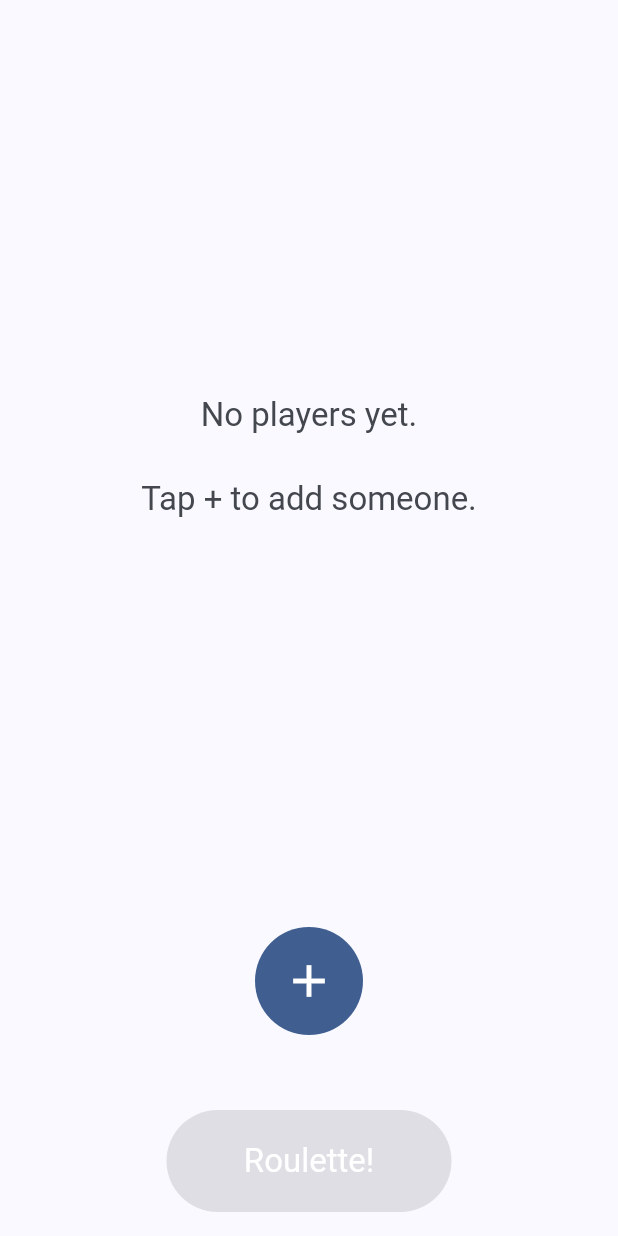
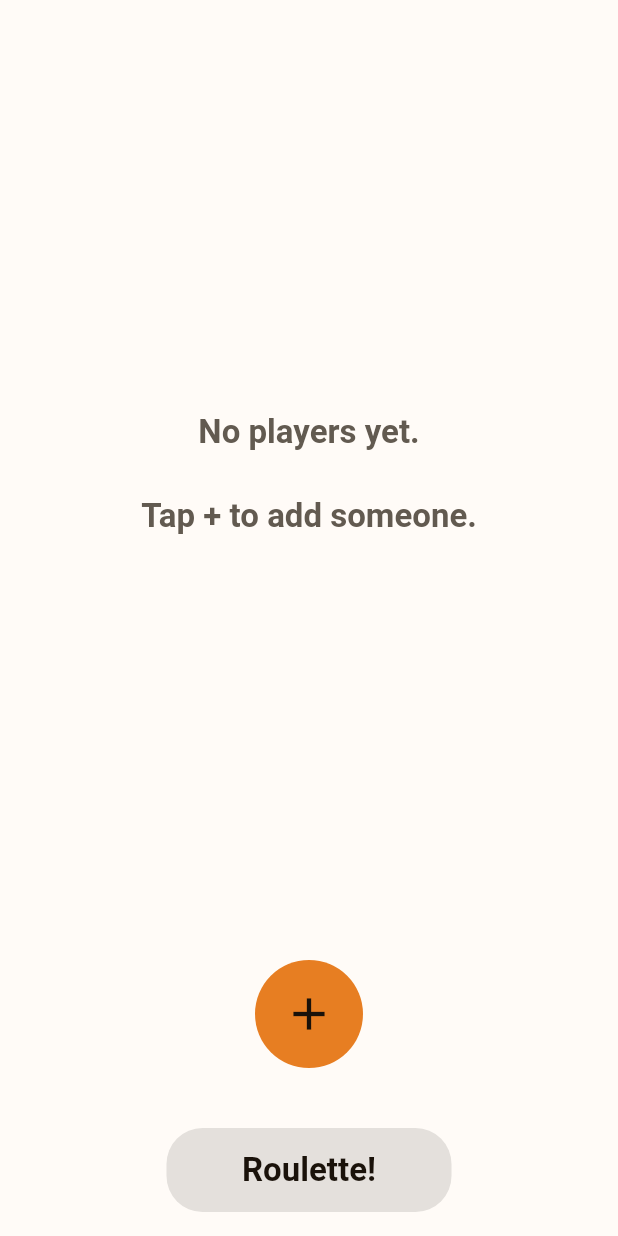
Before and after one commit to JBeckintosh/credit-card-roulette, a Flutter app: the screen it shows after launch, after a tap on "Add Players!", on a phone screen of 412 x 824 dp. Run offline on Flutter 3.47's test engine with Material 3 defaults, Android fonts, the phone set to English and light mode, and no system bars; our stand-ins replace fl_chart.

Commit message:
styling done and it looks good in both light and dark modes

```diff
--- a/lib/main.dart
+++ b/lib/main.dart
@@ -6,6 +6,7 @@ import 'screens/home_screen.dart';
 import 'screens/players_screen.dart';
 import 'screens/roulette_screen.dart';
 import 'state/game_state.dart';
+import 'theme/app_theme.dart';
 
 void main() {
   runApp(
@@ -24,13 +25,9 @@ class CreditCardRouletteApp extends StatelessWidget {
     return MaterialApp(
       title: 'Credit Card Roulette',
       debugShowCheckedModeBanner: false,
-      theme: ThemeData(
-        colorScheme: ColorScheme.fromSeed(
-          seedColor: const Color(0xFF1565C0),
-          brightness: Brightness.light,
-        ),
-        useMaterial3: true,
-      ),
+      theme: AppTheme.light(),
+      darkTheme: AppTheme.dark(),
+      themeMode: ThemeMode.system,
       initialRoute: '/',
       routes: {
         '/': (_) => const HomeScreen(),
--- a/lib/models/player.dart
+++ b/lib/models/player.dart
@@ -1,10 +1,6 @@
 /// A participant in Credit Card Roulette with a name and item price weight.
 class Player {
-  Player({
-    required this.id,
-    required this.name,
-    required this.price,
-  });
+  Player({required this.id, required this.name, required this.price});
 
   final String id;
   final String name;
--- a/lib/screens/home_screen.dart
+++ b/lib/screens/home_screen.dart
@@ -1,4 +1,6 @@
 import 'package:flutter/material.dart';
+
+import '../theme/app_theme.dart';
 
 /// Landing page with title and [Start Game].
 class HomeScreen extends StatelessWidget {
@@ -10,7 +12,7 @@ class HomeScreen extends StatelessWidget {
     return Scaffold(
       body: SafeArea(
         child: Padding(
-          padding: const EdgeInsets.all(24),
+          padding: const EdgeInsets.all(AppTokens.spaceL),
           child: Column(
             crossAxisAlignment: CrossAxisAlignment.stretch,
             children: [
@@ -23,7 +25,7 @@ class HomeScreen extends StatelessWidget {
                   letterSpacing: 0.5,
                 ),
               ),
-              const SizedBox(height: 16),
+              const SizedBox(height: AppTokens.spaceM),
               Text(
                 'Whoever the wheel picks, pays.',
                 textAlign: TextAlign.center,
@@ -40,7 +42,7 @@ class HomeScreen extends StatelessWidget {
                     onPressed: () =>
                         Navigator.of(context).pushNamed('/players'),
                     style: FilledButton.styleFrom(
-                      minimumSize: const Size.fromHeight(68),
+                      minimumSize: const Size.fromHeight(56),
                     ),
                     child: Text(
                       'Add Players!',
@@ -51,7 +53,7 @@ class HomeScreen extends StatelessWidget {
                   ),
                 ),
               ),
-              const SizedBox(height: 24),
+              const SizedBox(height: AppTokens.spaceL),
             ],
           ),
         ),
--- a/lib/screens/players_screen.dart
+++ b/lib/screens/players_screen.dart
@@ -2,6 +2,7 @@ import 'package:flutter/material.dart';
 import 'package:provider/provider.dart';
 
 import '../state/game_state.dart';
+import '../theme/app_theme.dart';
 import '../widgets/player_row.dart';
 
 class PlayersScreen extends StatelessWidget {
@@ -25,9 +26,9 @@ class PlayersScreen extends StatelessWidget {
                           'No players yet.\n\nTap + to add someone.',
                           textAlign: TextAlign.center,
                           style: theme.textTheme.titleLarge?.copyWith(
-                            color: Theme.of(context)
-                                .colorScheme
-                                .onSurfaceVariant,
+                            color: Theme.of(
+                              context,
+                            ).colorScheme.onSurfaceVariant,
                           ),
                         ),
                       )
@@ -47,7 +48,12 @@ class PlayersScreen extends StatelessWidget {
               SafeArea(
                 top: false,
                 child: Padding(
-                  padding: const EdgeInsets.fromLTRB(16, 8, 16, 16),
+                  padding: const EdgeInsets.fromLTRB(
+                    AppTokens.spaceM,
+                    AppTokens.spaceS,
+                    AppTokens.spaceM,
+                    AppTokens.spaceM,
+                  ),
                   child: Column(
                     crossAxisAlignment: CrossAxisAlignment.stretch,
                     children: [
@@ -56,8 +62,8 @@ class PlayersScreen extends StatelessWidget {
                           width: 72,
                           height: 72,
                           child: FilledButton(
-                            onPressed: () => Navigator.of(context)
-                                .pushNamed('/add-player'),
+                            onPressed: () =>
+                                Navigator.of(context).pushNamed('/add-player'),
                             style: FilledButton.styleFrom(
                               shape: const CircleBorder(),
                               padding: EdgeInsets.zero,
@@ -66,18 +72,19 @@ class PlayersScreen extends StatelessWidget {
                           ),
                         ),
                       ),
-                      const SizedBox(height: 50),
+                      const SizedBox(height: 40),
                       Align(
                         alignment: Alignment.center,
                         child: FractionallySizedBox(
                           widthFactor: 0.5,
                           child: FilledButton(
                             onPressed: game.canPlayRoulette
-                            ? () => Navigator.of(context)
-                                .pushNamed('/roulette')
-                            : null,
+                                ? () => Navigator.of(
+                                    context,
+                                  ).pushNamed('/roulette')
+                                : null,
                             style: FilledButton.styleFrom(
-                              minimumSize: const Size.fromHeight(68),
+                              minimumSize: const Size.fromHeight(56),
                             ),
                             child: Text(
                               'Roulette!',
--- a/lib/services/roulette_service.dart
+++ b/lib/services/roulette_service.dart
@@ -4,10 +4,7 @@ import '../models/player.dart';
 
 /// Result of preparing a weighted spin: winner and total rotation (radians).
 class SpinPlan {
-  SpinPlan({
-    required this.winner,
-    required this.endRotationRadians,
-  });
+  SpinPlan({required this.winner, required this.endRotationRadians});
 
   final Player winner;
   final double endRotationRadians;
--- a/lib/state/game_state.dart
+++ b/lib/state/game_state.dart
@@ -33,6 +33,5 @@ class GameState extends ChangeNotifier {
     notifyListeners();
   }
 
-  double get totalPrice =>
-      _players.fold<double>(0, (sum, p) => sum + p.price);
+  double get totalPrice => _players.fold<double>(0, (sum, p) => sum + p.price);
 }
--- /dev/null
+++ b/lib/theme/app_theme.dart
@@ -0,0 +1,159 @@
+import 'package:flutter/material.dart';
+
+/// Design tokens for the premium-minimal visual direction.
+class AppTokens {
+  static const Color accent = Color(0xFFE77E22);
+  static const Color accentDark = Color(0xFFF29B4B);
+
+  static const double radiusS = 12;
+  static const double radiusM = 18;
+  static const double radiusL = 24;
+
+  static const double spaceS = 8;
+  static const double spaceM = 16;
+  static const double spaceL = 24;
+
+  static const Duration motionFast = Duration(milliseconds: 160);
+  static const Duration motionStandard = Duration(milliseconds: 220);
+}
+
+class AppTheme {
+  static ThemeData light() {
+    const scheme = ColorScheme(
+      brightness: Brightness.light,
+      primary: AppTokens.accent,
+      onPrimary: Color(0xFF1A120A),
+      secondary: Color(0xFFDA8D43),
+      onSecondary: Color(0xFF24160B),
+      error: Color(0xFFB3261E),
+      onError: Colors.white,
+      surface: Color(0xFFFFFBF7),
+      onSurface: Color(0xFF1E1B17),
+      onSurfaceVariant: Color(0xFF625A50),
+      outline: Color(0xFFD7CDC2),
+      outlineVariant: Color(0xFFE8DDD2),
+      shadow: Color(0x26000000),
+      scrim: Color(0x52000000),
+      inverseSurface: Color(0xFF33302B),
+      onInverseSurface: Color(0xFFF7F1EA),
+      inversePrimary: Color(0xFFF5B06F),
+      surfaceTint: AppTokens.accent,
+    );
+
+    return _base(scheme);
+  }
+
+  static ThemeData dark() {
+    const scheme = ColorScheme(
+      brightness: Brightness.dark,
+      primary: AppTokens.accentDark,
+      onPrimary: Color(0xFF221307),
+      secondary: Color(0xFFE8A666),
+      onSecondary: Color(0xFF28170A),
+      error: Color(0xFFF2B8B5),
+      onError: Color(0xFF601410),
+      surface: Color(0xFF141311),
+      onSurface: Color(0xFFE9E2DB),
+      onSurfaceVariant: Color(0xFFCFC5BA),
+      outline: Color(0xFF8F877D),
+      outlineVariant: Color(0xFF4D4741),
+      shadow: Colors.black,
+      scrim: Color(0x7A000000),
+      inverseSurface: Color(0xFFE9E2DB),
+      onInverseSurface: Color(0xFF2F2A24),
+      inversePrimary: AppTokens.accent,
+      surfaceTint: AppTokens.accentDark,
+    );
+
+    return _base(scheme);
+  }
+
+  static ThemeData _base(ColorScheme scheme) {
+    final base = ThemeData(
+      colorScheme: scheme,
+      useMaterial3: true,
+      visualDensity: VisualDensity.standard,
+    );
+
+    final textTheme = base.textTheme.copyWith(
+      displayLarge: base.textTheme.displayLarge?.copyWith(
+        fontWeight: FontWeight.w800,
+        letterSpacing: 0.2,
+      ),
+      headlineLarge: base.textTheme.headlineLarge?.copyWith(
+        fontWeight: FontWeight.w700,
+      ),
+      headlineMedium: base.textTheme.headlineMedium?.copyWith(
+        fontWeight: FontWeight.w600,
+      ),
+      titleLarge: base.textTheme.titleLarge?.copyWith(
+        fontWeight: FontWeight.w700,
+      ),
+      titleMedium: base.textTheme.titleMedium?.copyWith(
+        fontWeight: FontWeight.w600,
+      ),
+      bodyLarge: base.textTheme.bodyLarge?.copyWith(height: 1.35),
+      bodyMedium: base.textTheme.bodyMedium?.copyWith(height: 1.35),
+    );
+
+    final roundedM = RoundedRectangleBorder(
+      borderRadius: BorderRadius.circular(AppTokens.radiusM),
+    );
+    final roundedL = RoundedRectangleBorder(
+      borderRadius: BorderRadius.circular(AppTokens.radiusL),
+    );
+
+    return base.copyWith(
+      textTheme: textTheme,
+      pageTransitionsTheme: const PageTransitionsTheme(
+        builders: {
+          TargetPlatform.android: FadeForwardsPageTransitionsBuilder(),
+          TargetPlatform.iOS: CupertinoPageTransitionsBuilder(),
+        },
+      ),
+      appBarTheme: AppBarTheme(
+        centerTitle: true,
+        elevation: 0,
+        scrolledUnderElevation: 0,
+        backgroundColor: scheme.surface,
+        foregroundColor: scheme.onSurface,
+      ),
+      cardTheme: CardThemeData(
+        elevation: 0,
+        color: scheme.surface,
+        shape: roundedM,
+        margin: const EdgeInsets.symmetric(
+          horizontal: AppTokens.spaceM,
+          vertical: 6,
+        ),
+      ),
+      inputDecorationTheme: InputDecorationTheme(
+        filled: true,
+        fillColor: scheme.surface,
+        contentPadding: const EdgeInsets.symmetric(
+          horizontal: AppTokens.spaceM,
+          vertical: 18,
+        ),
+        border: OutlineInputBorder(
+          borderRadius: BorderRadius.circular(AppTokens.radiusM),
+          borderSide: BorderSide(color: scheme.outline, width: 1.8),
+        ),
+        enabledBorder: OutlineInputBorder(
+          borderRadius: BorderRadius.circular(AppTokens.radiusM),
+          borderSide: BorderSide(color: scheme.outline, width: 1.8),
+        ),
+        focusedBorder: OutlineInputBorder(
+          borderRadius: BorderRadius.circular(AppTokens.radiusM),
+          borderSide: BorderSide(color: scheme.primary, width: 2.4),
+        ),
+      ),
+      filledButtonTheme: FilledButtonThemeData(
+        style: FilledButton.styleFrom(
+          minimumSize: const Size.fromHeight(56),
+          shape: roundedL,
+          textStyle: textTheme.titleMedium,
+        ),
+      ),
+    );
+  }
+}
```
Also changed, not shown: lib/screens/add_player_screen.dart (+7 -40 lines), lib/screens/roulette_screen.dart (+32 -26 lines), lib/widgets/player_row.dart (+6 -5 lines), 1 other file.
